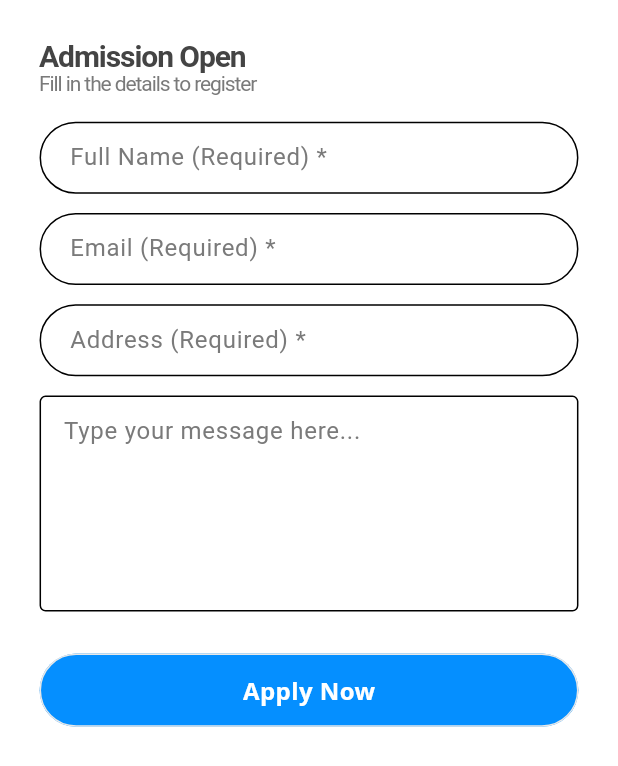
After one commit to bukizz-store/bukizz_app, a Flutter app: the Forms screen opened directly, on a phone screen of 412 x 824 dp. The commit adds this screen. Shown: the top 766 px of the screen. Run offline on Flutter 3.47's test engine with Material 3 defaults, Android fonts, the phone set to English and light mode, and no system bars; our stand-ins replace carousel_slider, cloud_firestore, dots_indicator, firebase_auth, firebase_core, flutter_svg and 5 more; accounts and stored records are empty; Roboto replaces fonts that are missing (Default, Open Sans); project files that could hold a hidden picture were left out.

Commit message:
added some new sceens

```diff
--- /dev/null
+++ b/lib/ui/screens/HomeView/Ecommerce/product/tab views/form_view.dart
@@ -0,0 +1,98 @@
+import 'package:bukizz_1/utils/dimensions.dart';
+import 'package:bukizz_1/widgets/buttons/Reusable_Button.dart';
+import 'package:bukizz_1/widgets/text%20and%20textforms/Reusable_text.dart';
+import 'package:bukizz_1/widgets/text%20and%20textforms/textformAddress.dart';
+import 'package:flutter/material.dart';
+
+
+class Forms extends StatefulWidget {
+  const Forms({super.key});
+
+  @override
+  State<Forms> createState() => _FormsState();
+}
+
+class _FormsState extends State<Forms> {
+  TextEditingController nameController=TextEditingController();
+  TextEditingController emailController=TextEditingController();
+  TextEditingController addressController=TextEditingController();
+  TextEditingController messageController=TextEditingController();
+  @override
+  Widget build(BuildContext context) {
+    Dimensions dimensions=Dimensions(context);
+    return Scaffold(
+      backgroundColor: Colors.white,
+
+      body: SingleChildScrollView(
+        child: Padding(
+          padding: EdgeInsets.symmetric(horizontal: dimensions.width24,vertical: dimensions.height24),
+          child: Column(
+            crossAxisAlignment: CrossAxisAlignment.start,
+            children: [
+              SizedBox(height: dimensions.height8*1.5,),
+              ReusableText(
+                text: 'Admission Open',
+                fontSize: 20,
+                fontWeight: FontWeight.w700,
+                color: Color(0xFF444444),
+              ),
+              SizedBox(height: dimensions.height8*2,),
+              ReusableText(
+                text: 'Fill in the details to register',
+                fontSize: 14,
+                fontWeight: FontWeight.w500,
+                color: Color(0xFF7A7A7A),
+              ),
+              SizedBox(height: dimensions.height8*3,),
+              CustomTextForm(
+                width: dimensions.width342,
+                height: dimensions.height48,
+                controller: nameController,
+                hintText:  'Full Name (Required) *',
+              ),
+              SizedBox(height: dimensions.height8*1.5,),
+              CustomTextForm(
+                width: dimensions.width342,
+                height: dimensions.height48,
+                controller: addressController,
+                hintText:   'Email (Required) *',
+              ),
+              SizedBox(height: dimensions.height8*1.5,),
+              CustomTextForm(
+                width: dimensions.width342,
+                height: dimensions.height48,
+                controller: emailController,
+                hintText:  'Address (Required) *',
+              ),
+              SizedBox(height: dimensions.height8*1.5,),
+              Container(
+                width: dimensions.width16 * 21.5,
+                height: 172,
+                child: TextField(
+                  controller: messageController,
+                  maxLines: 5,
+                  decoration: const InputDecoration(
+                    hintText: 'Type your message here...',
+                    hintStyle: TextStyle(color: Color(0xFF7A7A7A)),
+                    border: OutlineInputBorder(),
+                    contentPadding: EdgeInsets.all(12),
+                  ),
+                  style: const TextStyle(
+                    fontSize: 16,
+                    color: Colors.black, // Set the text color here
+                  ),
+                ),
+              ),
+              ReusableElevatedButton(
+                width: dimensions.width342,
+                height: dimensions.height48,
+                onPressed: (){},
+                buttonText: 'Apply Now'
+              )
+            ],
+          ),
+        ),
+      ),
+    );
+  }
+}
--- a/lib/widgets/text and textforms/textformAddress.dart
+++ b/lib/widgets/text and textforms/textformAddress.dart
@@ -6,32 +6,43 @@ class CustomTextForm extends StatelessWidget {
   final double height;
   final TextEditingController controller;
   final String hintText;
+  final IconData? icon;
 
   CustomTextForm({
     required this.width,
     required this.height,
     required this.controller,
     required this.hintText,
+    this.icon,
   });
 
   @override
   Widget build(BuildContext context) {
-    Dimensions dimensions=Dimensions(context);
+    Dimensions dimensions = Dimensions(context);
     return Container(
       width: width,
       height: height,
       child: TextField(
         controller: controller,
         decoration: InputDecoration(
-          contentPadding: EdgeInsets.symmetric(horizontal: dimensions.height8*2),
+          prefixIcon: icon != null
+              ? Padding(
+            padding: EdgeInsets.only(left: dimensions.height8 * 2),
+            child: Icon(
+              icon,
+              color: Color(0xFF058FFF),
+            ),
+          )
+              : null,
+          contentPadding: EdgeInsets.symmetric(horizontal: dimensions.height8 * 2),
           hintText: hintText,
           hintStyle: TextStyle(color: Color(0xFF7A7A7A)),
           border: OutlineInputBorder(
-            borderRadius: BorderRadius.circular(height/2),
+            borderRadius: BorderRadius.circular(height / 2),
             borderSide: BorderSide(color: Color(0xFF7A7A7A)),
           ),
           focusedBorder: OutlineInputBorder(
-            borderRadius: BorderRadius.circular(height/2),
+            borderRadius: BorderRadius.circular(height / 2),
             borderSide: BorderSide(color: Colors.black38),
           ),
         ),
@@ -39,28 +50,3 @@ class CustomTextForm extends StatelessWidget {
     );
   }
 }
-
-void main() {
-  runApp(MyApp());
-}
-
-class MyApp extends StatelessWidget {
-  @override
-  Widget build(BuildContext context) {
-    return MaterialApp(
-      home: Scaffold(
-        appBar: AppBar(
-          title: Text('Custom TextForm Example'),
-        ),
-        body: Center(
-          child: CustomTextForm(
-            width: 200.0,
-            height: 50.0,
-            controller: TextEditingController(),
-            hintText: 'Enter text',
-          ),
-        ),
-      ),
-    );
-  }
-}
--- a/pubspec.yaml
+++ b/pubspec.yaml
@@ -81,6 +81,7 @@ flutter:
     - assets/
     - assets/checkout/
     - assets/school/
+    - assets/payment/
     - assets/stationary/
     - assets/tab icons/
     - assets/school/booksets/
```
Also changed, not shown: lib/ui/screens/HomeView/Ecommerce/Cart/cart_screen.dart (+5 -2 lines), lib/ui/screens/HomeView/Ecommerce/checkout/checkout1.dart (+15 -11 lines), lib/ui/screens/HomeView/Ecommerce/checkout/checkout2.dart (+18 -13 lines), lib/ui/screens/HomeView/Ecommerce/checkout/checkout3.dart (+24 -1 lines), lib/ui/screens/HomeView/Ecommerce/ecommerce_main.dart (+8 -2 lines), lib/ui/screens/HomeView/Ecommerce/product/tab views/about_school.dart (added, +180 -0 lines), lib/ui/screens/HomeView/Ecommerce/product/tab views/books_view.dart (renamed from lib/ui/screens/HomeView/Ecommerce/product/books_view.dart, +3 -4 lines), lib/ui/screens/HomeView/Ecommerce/product/tab_screen.dart (+5 -3 lines), lib/ui/screens/HomeView/Ecommerce/product/view_all_schools.dart (added, +148 -0 lines), lib/utils/routes/routes.dart (+7 -0 lines), lib/widgets/buttons/cart_button.dart (+10 -5 lines), assets/chotu.png (added), assets/payment/gpay.svg (added), assets/payment/paytm.svg (added), 1 more files.
